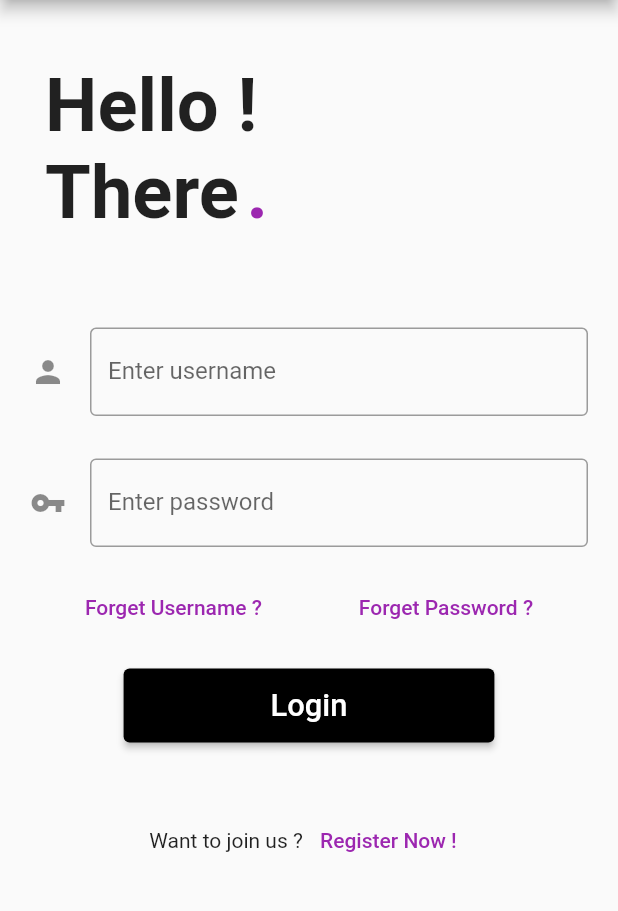
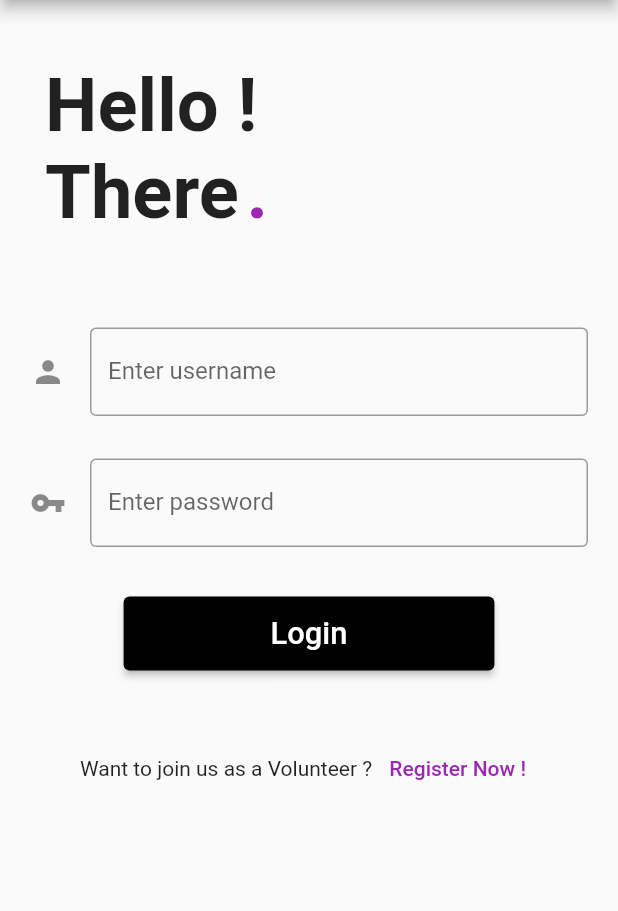
Before and after one commit to ayushgupta87/india_covid_leads_frontend, a Flutter app: the LoginPage screen opened directly, on a phone screen of 412 x 824 dp, the part 84-995 px from its top. Run offline on Flutter 3.47's test engine with Material 2 defaults, Android fonts, the light colour scheme and no system bars; our stand-ins replace flutter_datetime_picker, flutter_spinkit, flutter_switch, fluttertoast, font_awesome_flutter, modal_progress_hud and 2 more; missing offline and left inert: dropdownfield; accounts and stored records are empty; network calls fail.

Commit message:
Basic Edits For UI

```diff
--- a/lib/screens/login_page_volunteer.dart
+++ b/lib/screens/login_page_volunteer.dart
@@ -96,37 +96,37 @@ class _LoginPageState extends State<LoginPage> {
             SizedBox(
               height: MediaQuery.of(context).size.height * 0.02,
             ),
-            Row(
-              mainAxisAlignment: MainAxisAlignment.spaceEvenly,
-              children: [
-                TextButton(
-                    onPressed: buttonClicked == false
-                        ? () {
-                            Navigator.push(context,
-                                MaterialPageRoute(builder: (context) {
-                              return ForgetUsername();
-                            }));
-                          }
-                        : null,
-                    child: Text(
-                      'Forget Username ?',
-                      style: TextStyle(color: Colors.purple),
-                    )),
-                TextButton(
-                    onPressed: buttonClicked == false
-                        ? () {
-                            Navigator.push(context,
-                                MaterialPageRoute(builder: (context) {
-                              return ForgetPassword();
-                            }));
-                          }
-                        : null,
-                    child: Text(
-                      'Forget Password ?',
-                      style: TextStyle(color: Colors.purple),
-                    )),
-              ],
-            ),
+            // Row(
+            //   mainAxisAlignment: MainAxisAlignment.spaceEvenly,
+            //   children: [
+            //     TextButton(
+            //         onPressed: buttonClicked == false
+            //             ? () {
+            //                 Navigator.push(context,
+            //                     MaterialPageRoute(builder: (context) {
+            //                   return ForgetUsername();
+            //                 }));
+            //               }
+            //             : null,
+            //         child: Text(
+            //           'Forget Username ?',
+            //           style: TextStyle(color: Colors.purple),
+            //         )),
+            //     TextButton(
+            //         onPressed: buttonClicked == false
+            //             ? () {
+            //                 Navigator.push(context,
+            //                     MaterialPageRoute(builder: (context) {
+            //                   return ForgetPassword();
+            //                 }));
+            //               }
+            //             : null,
+            //         child: Text(
+            //           'Forget Password ?',
+            //           style: TextStyle(color: Colors.purple),
+            //         )),
+            //   ],
+            // ),
             SizedBox(
               height: MediaQuery.of(context).size.height * 0.02,
             ),
@@ -277,7 +277,7 @@ class _LoginPageState extends State<LoginPage> {
             Row(
               mainAxisAlignment: MainAxisAlignment.center,
               children: [
-                Text('Want to join us ? '),
+                Text('Want to join us as a Volunteer ? '),
                 TextButton(
                   onPressed: buttonClicked == false
                       ? () {
--- a/lib/screens/volunteer_register.dart
+++ b/lib/screens/volunteer_register.dart
@@ -132,7 +132,7 @@ class _SingUpPageState extends State<SingUpPage> {
                       child: FlutterSwitch(
                         activeText: "Private",
                         inactiveText: "Public",
-                        width: MediaQuery.of(context).size.width * 0.22,
+                        width: MediaQuery.of(context).size.width * 0.25,
                         height: MediaQuery.of(context).size.width * 0.08,
                         valueFontSize: MediaQuery.of(context).size.width * 0.035,
                         toggleSize: 20.0,
@@ -205,7 +205,6 @@ class _SingUpPageState extends State<SingUpPage> {
                       setState(() {
                         _saving = false;
                       });
-                      Navigator.pop(context);
                       Fluttertoast.showToast(
                           msg: content.toString(),
                           toastLength: Toast.LENGTH_SHORT,
```
Also changed, not shown: lib/main.dart (+17 -12 lines), lib/screens/disclaimer.dart (+60 -40 lines), lib/screens/enter_service_provider_details.dart (+4 -4 lines).
